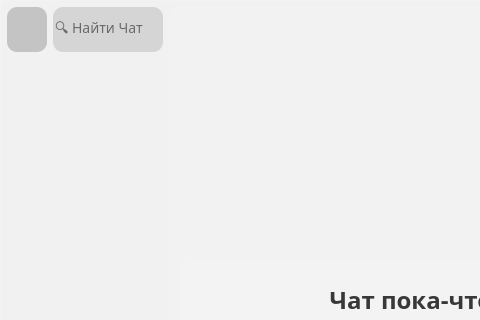
Qt form lumos.ui (kodyks-team/Lumos) before a commit; both pictures show x 0 to 480 and y 0 to 320 of the 800 by 600 pixel window.
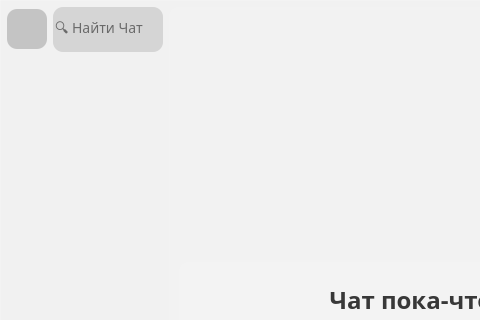
The same form after that commit. Icons and pictures are not drawn.

What changed in the file:
```diff
--- a/lumos.ui
+++ b/lumos.ui
@@ -10,6 +10,12 @@
     <height>600</height>
    </rect>
   </property>
+  <property name="minimumSize">
+   <size>
+    <width>800</width>
+    <height>600</height>
+   </size>
+  </property>
   <property name="cursor">
    <cursorShape>UpArrowCursor</cursorShape>
   </property>
@@ -103,9 +109,9 @@
             <item>
              <widget class="QPushButton" name="SettingsBtn">
               <property name="sizePolicy">
-               <sizepolicy hsizetype="Expanding" vsizetype="Expanding">
-                <horstretch>0</horstretch>
-                <verstretch>0</verstretch>
+               <sizepolicy hsizetype="Fixed" vsizetype="Fixed">
+                <horstretch>40</horstretch>
+                <verstretch>40</verstretch>
                </sizepolicy>
               </property>
               <property name="minimumSize">
```
Left out of the diff: 4 changed lines with no effect on the pictures.
